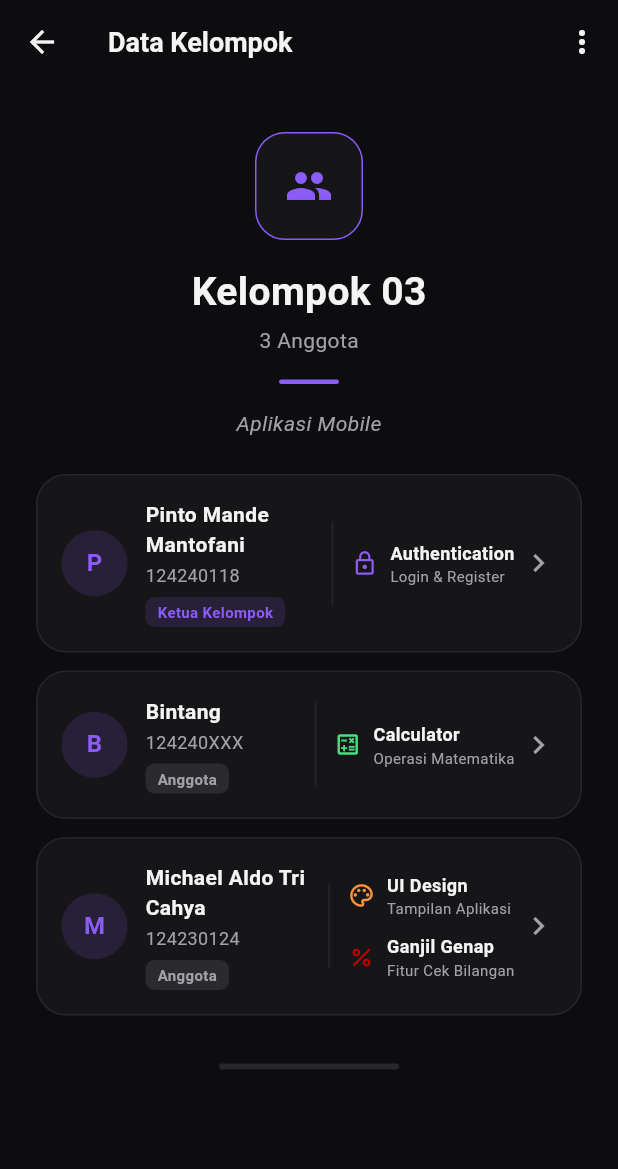
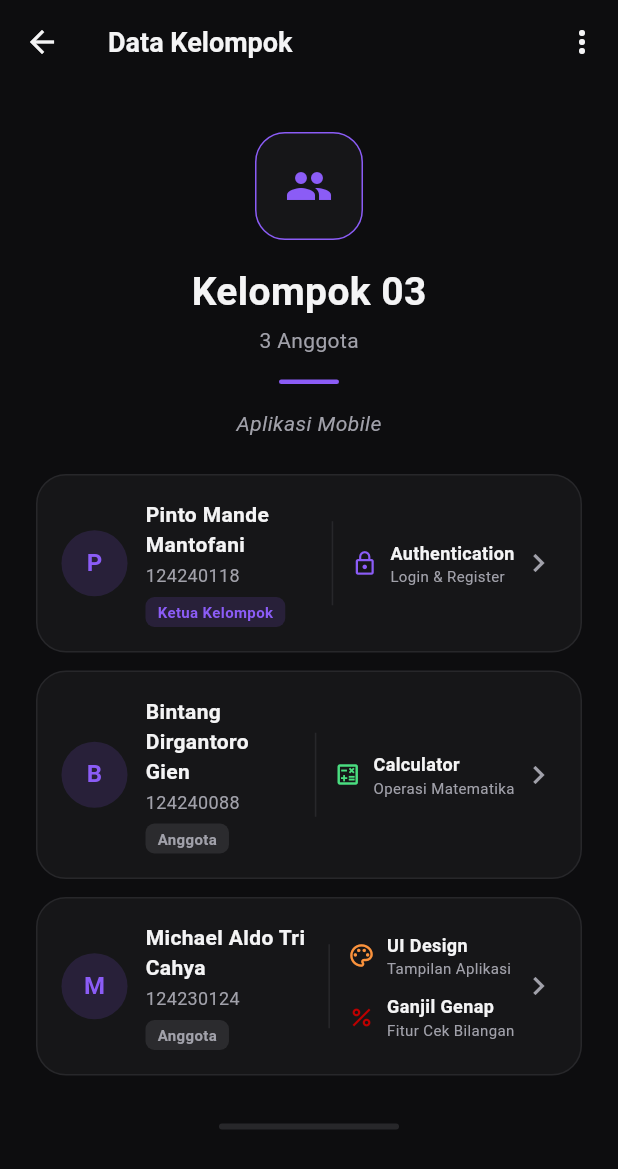
Before and after one commit to Bintang-Dirgantoro/Mobile-tugas-2-, a Flutter app: the GroupPage screen opened directly, on a phone screen of 412 x 824 dp. Shown: the top 1169 px of the screen. Run offline on Flutter 3.47's test engine with Material 3 defaults, Android fonts, the phone set to English and light mode, and no system bars; our stand-ins replace firebase_auth, firebase_core; accounts and stored records are empty.

Commit message:
fix group page

```diff
--- a/lib/pages/group_page.dart
+++ b/lib/pages/group_page.dart
@@ -223,8 +223,8 @@ class GroupPage extends StatelessWidget {
             const SizedBox(height: 12),
             _memberCard(
               initial: 'B',
-              name: 'Bintang',
-              nim: '124240XXX',
+              name: 'Bintang Dirgantoro Gien',
+              nim: '124240088',
               role: 'Anggota',
               badgeColor: AppColors.textSecondary,
               jobdesks: [
```
